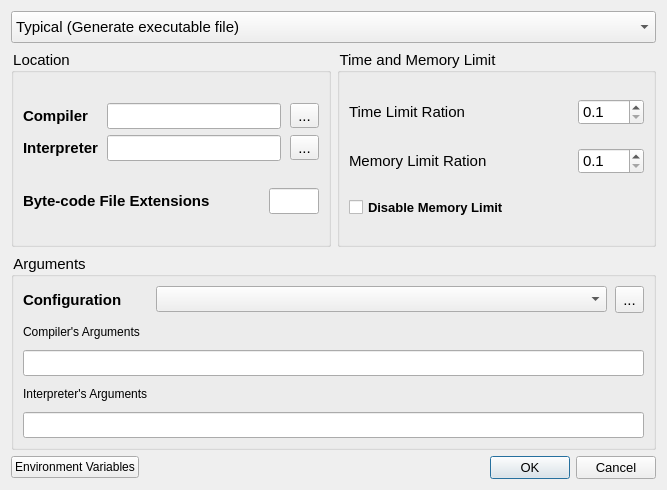
Above: forms/advancedcompilersettingsdialog.ui from Project-LemonLime/Project_LemonLime before the change. Below: the same form after it.
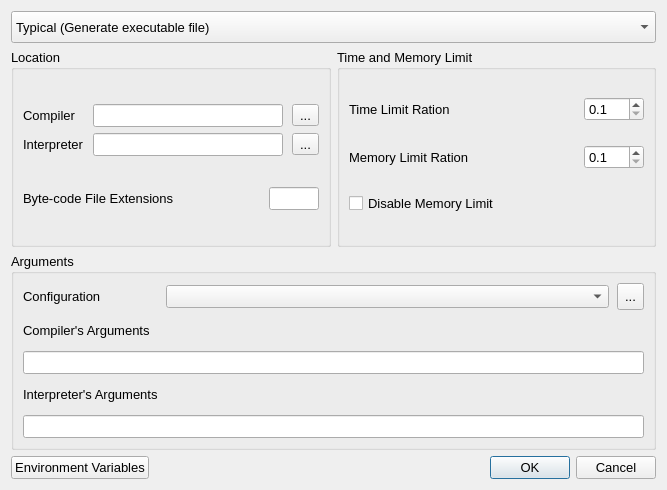
That is the form after the change. Icons and pictures are not drawn.

```diff
--- a/forms/advancedcompilersettingsdialog.ui
+++ b/forms/advancedcompilersettingsdialog.ui
@@ -36,8 +36,10 @@
          <height>32</height>
         </size>
        </property>
-       <property name="styleSheet">
-        <string notr="true">font-size:11pt;</string>
+       <property name="font">
+        <font>
+         <pointsize>10</pointsize>
+        </font>
        </property>
        <item>
         <property name="text">
@@ -62,8 +64,10 @@
     <layout class="QHBoxLayout" name="horizontalLayout_6">
      <item>
       <widget class="QGroupBox" name="locationGroup">
-       <property name="styleSheet">
-        <string notr="true">font-size:11pt;</string>
+       <property name="font">
+        <font>
+         <pointsize>10</pointsize>
+        </font>
        </property>
        <property name="title">
         <string>Location</string>
@@ -82,9 +86,6 @@
               <verstretch>0</verstretch>
              </sizepolicy>
             </property>
-            <property name="styleSheet">
-             <string notr="true">font-size:11pt;font-weight:bold;</string>
-            </property>
             <property name="text">
              <string>Compiler</string>
             </property>
@@ -108,9 +109,6 @@
               <verstretch>0</verstretch>
              </sizepolicy>
             </property>
-            <property name="styleSheet">
-             <string notr="true">font-size:11pt;font-weight:bold;</string>
-            </property>
             <property name="text">
              <string>Interpreter</string>
             </property>
@@ -141,9 +139,6 @@
               <verstretch>0</verstretch>
              </sizepolicy>
             </property>
-            <property name="styleSheet">
-             <string notr="true">font-size:11pt;font-weight:bold;</string>
-            </property>
             <property name="text">
              <string>Byte-code File Extensions</string>
             </property>
@@ -179,8 +174,10 @@
      </item>
      <item>
       <widget class="QGroupBox" name="limitGroup">
-       <property name="styleSheet">
-        <string notr="true">font-size:11pt;</string>
+       <property name="font">
+        <font>
+         <pointsize>10</pointsize>
+        </font>
        </property>
        <property name="title">
         <string>Time and Memory Limit</string>
@@ -210,9 +207,6 @@
         </item>
         <item row="0" column="0">
          <widget class="QLabel" name="timeLimitRationLabel">
-          <property name="styleSheet">
-           <string notr="true">font-size:11pt;</string>
-          </property>
           <property name="text">
            <string>Time Limit Ration</string>
           </property>
@@ -220,9 +214,6 @@
         </item>
         <item row="1" column="0">
          <widget class="QLabel" name="memoryLimitRatioLabel">
-          <property name="styleSheet">
-           <string notr="true">font-size:11pt;</string>
-          </property>
           <property name="text">
            <string>Memory Limit Ration</string>
           </property>
@@ -246,9 +237,6 @@
         </item>
         <item row="2" column="0">
          <widget class="QCheckBox" name="disableMemoryLimit">
-          <property name="styleSheet">
-           <string notr="true">font-size:10pt;font-weight:bold;</string>
-          </property>
           <property name="text">
            <string>Disable Memory Limit</string>
           </property>
@@ -287,8 +275,10 @@
    </item>
    <item>
     <widget class="QGroupBox" name="argumentsGroup">
-     <property name="styleSheet">
-      <string notr="true">font-size:11pt;</string>
+     <property name="font">
+      <font>
+       <pointsize>10</pointsize>
+      </font>
      </property>
      <property name="title">
       <string>Arguments</string>
@@ -308,9 +298,6 @@
           <verstretch>0</verstretch>
          </sizepolicy>
         </property>
-        <property name="styleSheet">
-         <string notr="true">font-size:9pt;</string>
-        </property>
         <property name="text">
          <string>Interpreter's Arguments</string>
         </property>
@@ -327,9 +314,6 @@
           <verstretch>0</verstretch>
          </sizepolicy>
         </property>
-        <property name="styleSheet">
-         <string notr="true">font-size:11pt;font-weight:bold;</string>
-        </property>
         <property name="text">
          <string>Configuration</string>
         </property>
@@ -360,9 +344,6 @@
           <verstretch>0</verstretch>
          </sizepolicy>
         </property>
-        <property name="styleSheet">
-         <string notr="true">font-size:9pt;</string>
-        </property>
         <property name="text">
          <string>Compiler's Arguments</string>
         </property>
@@ -381,6 +362,11 @@
     <layout class="QHBoxLayout" name="horizontalLayout_2">
      <item>
       <widget class="QPushButton" name="environmentVariablesButton">
+       <property name="font">
+        <font>
+         <pointsize>10</pointsize>
+        </font>
+       </property>
        <property name="text">
         <string>Environment Variables</string>
        </property>
@@ -401,8 +387,10 @@
      </item>
      <item>
       <widget class="QDialogButtonBox" name="buttonBox">
-       <property name="styleSheet">
-        <string notr="true">font-size:10pt;</string>
+       <property name="font">
+        <font>
+         <pointsize>10</pointsize>
+        </font>
        </property>
        <property name="orientation">
         <enum>Qt::Horizontal</enum>
```
